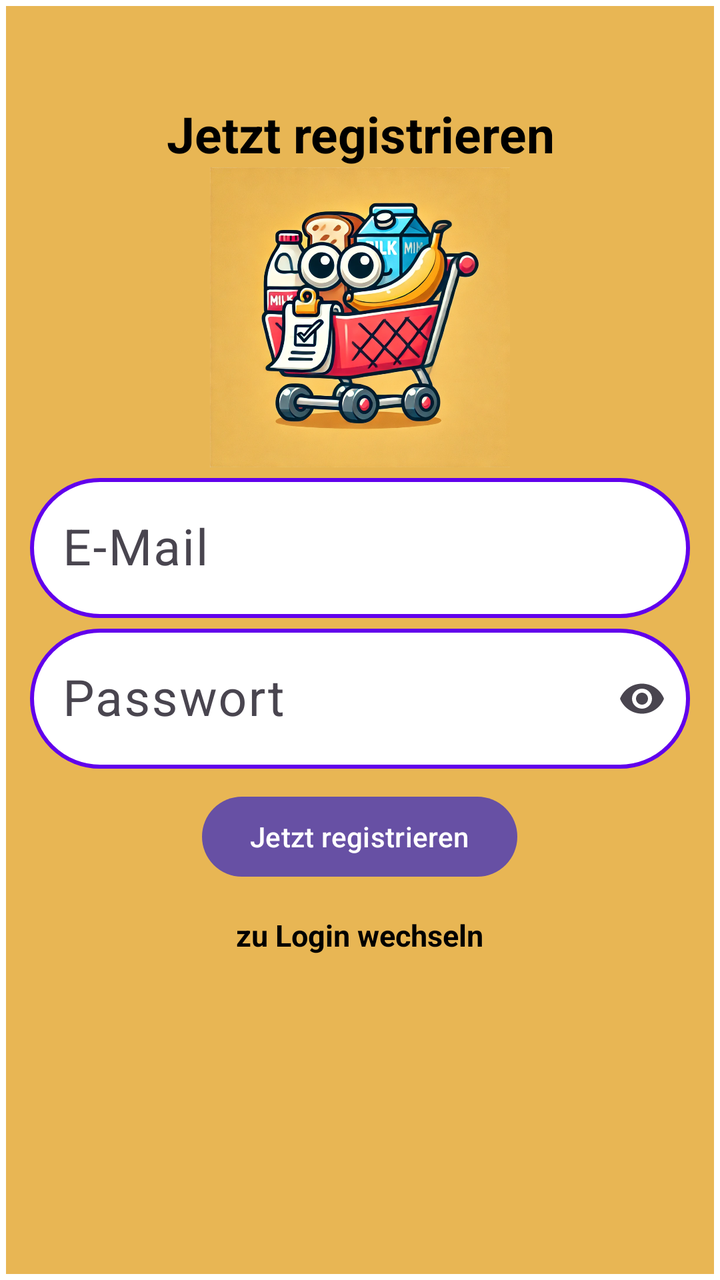
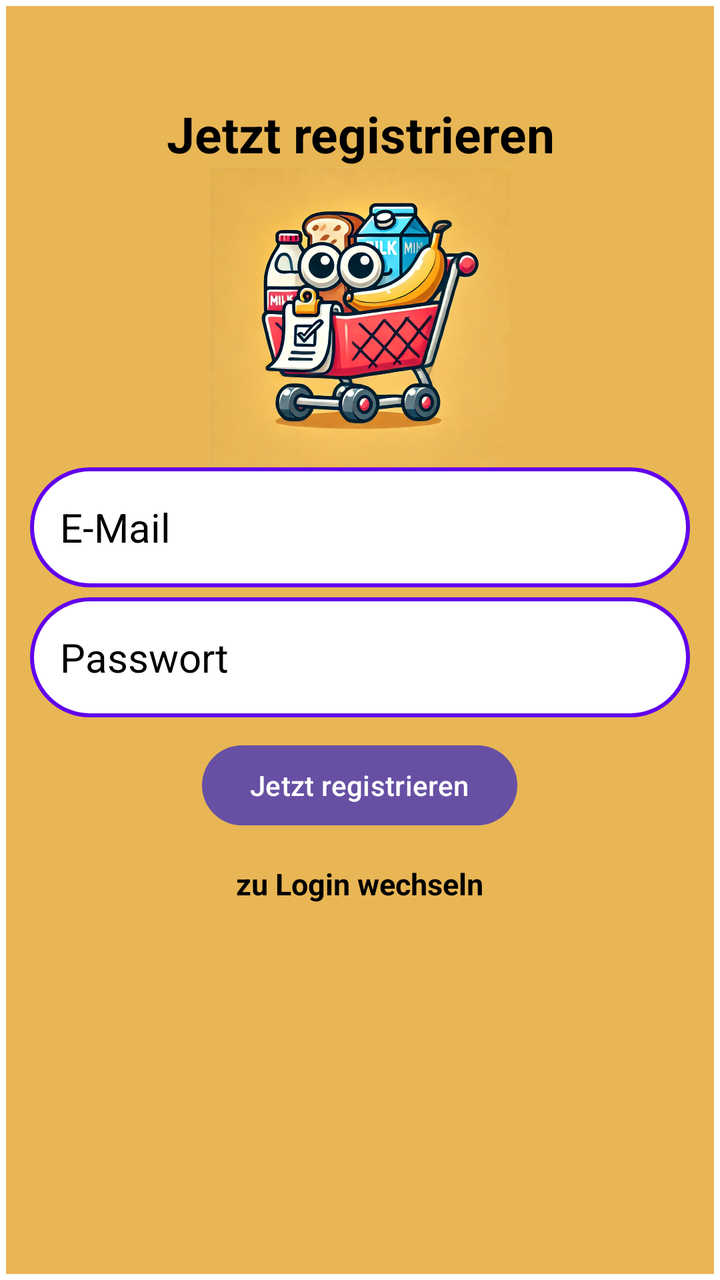

An Android layout rendered at two revisions. The XML below is the earlier revision; the diff shows what the commit changed to produce the second picture.
<!-- AndroidManifest.xml: application theme Theme.EinkaufslisteAndroid -->
<!-- res/layout/activity_register.xml -->
<?xml version="1.0" encoding="utf-8"?>
<LinearLayout xmlns:android="http://schemas.android.com/apk/res/android"
    android:layout_width="match_parent"
    android:layout_height="match_parent"
    android:orientation="vertical"
    android:background="@drawable/login_background"
    xmlns:app="http://schemas.android.com/apk/res-auto">

    <TextView
        android:layout_width="match_parent"
        android:textStyle="bold"
        android:textSize="25sp"
        android:layout_marginTop="50dp"
        android:layout_height="wrap_content"
        android:gravity="center"
        android:text="@string/register"
        />

    <ImageView
        android:layout_width="150dp"
        android:layout_height="150dp"
        android:layout_gravity="center"
        android:src="@drawable/login_icon_app" />

    <com.google.android.material.textfield.TextInputLayout
        android:layout_width="match_parent"
        android:layout_height="wrap_content">

        <com.google.android.material.textfield.TextInputEditText
            android:id="@+id/emailText"
            android:layout_width="match_parent"
            android:layout_marginHorizontal="15dp"
            android:layout_height="70dp"
            android:hint="@string/e_mail"
            android:textColor="@color/black"
            android:textColorHint="@color/black"
            android:background="@drawable/edittext_borderradius"
            android:textSize="25sp"
            />
    </com.google.android.material.textfield.TextInputLayout>

    <com.google.android.material.textfield.TextInputLayout
        android:layout_width="match_parent"
        android:layout_height="wrap_content"
        app:endIconMode="password_toggle">

        <com.google.android.material.textfield.TextInputEditText
            android:id="@+id/passwordText"
            android:layout_width="match_parent"
            android:layout_height="70dp"
            android:layout_marginHorizontal="15dp"
            android:hint="@string/passwort"
            android:inputType="textPassword"
            android:textColor="@color/black"
            android:textColorHint="@color/black"
            android:background="@drawable/edittext_borderradius"
            android:textSize="25sp"
            android:layout_marginTop="5dp"
            />
    </com.google.android.material.textfield.TextInputLayout>

    <include android:id="@+id/validation_password"
        android:layout_width="match_parent"
        android:layout_height="wrap_content"
        layout="@layout/validation_password"
        android:layout_marginStart="15sp"
        android:visibility="gone">
    </include>

    <ProgressBar
        android:id="@+id/progressBar"
        android:layout_width="wrap_content"
        android:layout_height="wrap_content"
        android:layout_gravity="center"
        android:visibility="gone"/>

    <Button
        android:id="@+id/registerBtn"
        android:layout_width="wrap_content"
        android:layout_height="wrap_content"
        android:layout_gravity="center"
        android:text="@string/register"
        android:layout_marginTop="10dp"
        />

    <TextView
        android:id="@+id/loginNow"
        android:layout_marginTop="15dp"
        android:layout_width="wrap_content"
        android:layout_height="wrap_content"
        android:text="@string/klicke_hier_um_dich_zu_anmelden"
        android:layout_gravity="center"
        android:textSize="15sp"
        android:textStyle="bold"/>

</LinearLayout>
<!-- res/layout/validation_password.xml (included above) -->
<?xml version="1.0" encoding="utf-8"?>
<LinearLayout xmlns:android="http://schemas.android.com/apk/res/android"
    android:layout_width="match_parent"
    android:layout_height="match_parent"
    android:orientation="vertical"
    android:id="@+id/validation_password">

    <TextView
        android:id="@+id/checkLength"
        android:layout_width="wrap_content"
        android:layout_height="wrap_content"
        android:layout_marginBottom="8dp"
        android:text="@string/mindestens_8_zeichen"
        android:textStyle="bold"
        android:textColor="@android:color/holo_red_dark" />

    <TextView
        android:id="@+id/checkUppercase"
        android:layout_width="wrap_content"
        android:layout_height="wrap_content"
        android:layout_marginBottom="8dp"
        android:text="@string/mindestens_ein_gro_buchstabe"
        android:textStyle="bold"
        android:textColor="@android:color/holo_red_dark" />

    <TextView
        android:id="@+id/checkSpecialChar"
        android:layout_width="wrap_content"
        android:layout_height="wrap_content"
        android:layout_marginBottom="8dp"
        android:text="@string/mindestens_ein_sonderzeichen"
        android:textStyle="bold"
        android:textColor="@android:color/holo_red_dark" />

    <TextView
        android:id="@+id/checkNumber"
        android:layout_width="wrap_content"
        android:layout_height="wrap_content"
        android:text="@string/mindestens_eine_zahl"
        android:textStyle="bold"
        android:textColor="@android:color/holo_red_dark" />

</LinearLayout>
<!-- resources referenced by this layout -->
<resources>
  <color name="black">#FF000000</color>
  <!-- drawable edittext_borderradius (drawable) -->
  <?xml version="1.0" encoding="utf-8"?>
  <shape xmlns:android="http://schemas.android.com/apk/res/android"
      android:shape="rectangle">
  
      <solid android:color="@color/white"/>
  
      <corners android:radius="40dp"/>
  
      <stroke android:width="2dp"
          android:color="@color/default_ThemeOverlay_AppCompat"/>
  
  
  </shape>
  <!-- drawable login_background (drawable) -->
  <?xml version="1.0" encoding="utf-8"?>
  <shape xmlns:android="http://schemas.android.com/apk/res/android">
  
      <stroke
          android:width="3dp"
          android:color="@color/white"/>
  
      <solid android:color="#E8B654"/>
  
  </shape>
  <!-- drawable login_icon_app: webp bitmap (drawable, 227818 bytes) -->
  <string name="e_mail">E-Mail</string>
  <string name="klicke_hier_um_dich_zu_anmelden">zu Login wechseln</string>
  <string name="mindestens_8_zeichen">Mindestens 8 Zeichen</string>
  <string name="mindestens_ein_gro_buchstabe">Mindestens ein Großbuchstabe</string>
  <string name="mindestens_ein_sonderzeichen">Mindestens ein Sonderzeichen</string>
  <string name="mindestens_eine_zahl">Mindestens eine Zahl</string>
  <string name="passwort">Passwort</string>
  <string name="register">Jetzt registrieren</string>
  <style name="Theme.EinkaufslisteAndroid" parent="Base.Theme.EinkaufslisteAndroid" />
  <color name="white">#FFFFFFFF</color>
  <color name="default_ThemeOverlay_AppCompat">#6100EC</color>
  <style name="Base.Theme.EinkaufslisteAndroid" parent="Theme.Material3.DayNight.NoActionBar">
          
          
          <item name="android:textColor">@color/black</item>
      </style>
</resources>

<!-- the commit's change to res/layout/activity_register.xml (unified diff, before → after) -->
@@ -14,50 +14,46 @@
         android:layout_height="wrap_content"
         android:gravity="center"
         android:text="@string/register"
+        android:textColor="@color/black"
         />
 
     <ImageView
         android:layout_width="150dp"
         android:layout_height="150dp"
         android:layout_gravity="center"
+        android:contentDescription="@string/app_logo"
         android:src="@drawable/login_icon_app" />
 
-    <com.google.android.material.textfield.TextInputLayout
+    <EditText
+        android:id="@+id/emailText"
         android:layout_width="match_parent"
-        android:layout_height="wrap_content">
+        android:layout_marginHorizontal="15dp"
+        android:layout_height="60dp"
+        android:autofillHints="emailAddress"
+        android:hint="@string/e_mail"
+        android:inputType="textEmailAddress"
+        android:textColor="@color/black"
+        android:textColorHint="@color/black"
+        android:background="@drawable/edittext_borderradius"
+        android:textSize="20sp"
+        android:paddingStart="15dp"
+        android:paddingEnd="15dp"/>
 
-        <com.google.android.material.textfield.TextInputEditText
-            android:id="@+id/emailText"
-            android:layout_width="match_parent"
-            android:layout_marginHorizontal="15dp"
-            android:layout_height="70dp"
-            android:hint="@string/e_mail"
-            android:textColor="@color/black"
-            android:textColorHint="@color/black"
-            android:background="@drawable/edittext_borderradius"
-            android:textSize="25sp"
-            />
-    </com.google.android.material.textfield.TextInputLayout>
-
-    <com.google.android.material.textfield.TextInputLayout
+    <EditText
+        android:id="@+id/passwordText"
         android:layout_width="match_parent"
-        android:layout_height="wrap_content"
-        app:endIconMode="password_toggle">
-
-        <com.google.android.material.textfield.TextInputEditText
-            android:id="@+id/passwordText"
-            android:layout_width="match_parent"
-            android:layout_height="70dp"
-            android:layout_marginHorizontal="15dp"
-            android:hint="@string/passwort"
-            android:inputType="textPassword"
-            android:textColor="@color/black"
-            android:textColorHint="@color/black"
-            android:background="@drawable/edittext_borderradius"
-            android:textSize="25sp"
-            android:layout_marginTop="5dp"
-            />
-    </com.google.android.material.textfield.TextInputLayout>
+        android:layout_height="60dp"
+        android:layout_marginHorizontal="15dp"
+        android:autofillHints="password"
+        android:hint="@string/passwort"
+        android:inputType="textPassword"
+        android:textColor="@color/black"
+        android:textColorHint="@color/black"
+        android:background="@drawable/edittext_borderradius"
+        android:textSize="20sp"
+        android:paddingStart="15dp"
+        android:paddingEnd="15dp"
+        android:layout_marginTop="5dp" />
 
     <include android:id="@+id/validation_password"
         android:layout_width="match_parent"
<!-- resource entries referenced after the edit -->
@@ -27,6 +27,7 @@
   
   </shape>
   <!-- drawable login_icon_app: webp bitmap (drawable, 227818 bytes) -->
+  <string name="app_logo">App-Logo</string>
   <string name="e_mail">E-Mail</string>
   <string name="klicke_hier_um_dich_zu_anmelden">zu Login wechseln</string>
   <string name="mindestens_8_zeichen">Mindestens 8 Zeichen</string>
